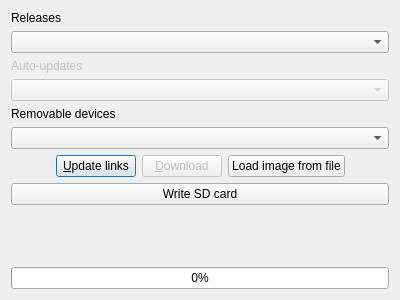
Before: the Qt Designer form installer.ui in RasPlex/rasplex-installer, drawn with Qt 5.
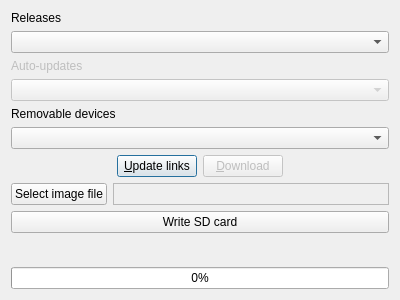
After: the same form once the commit is applied.

Commit message: Show which file is used

```diff
--- a/installer.ui
+++ b/installer.ui
@@ -83,13 +83,6 @@
        </property>
       </widget>
      </item>
-     <item>
-      <widget class="QPushButton" name="loadButton">
-       <property name="text">
-        <string>Load image from file</string>
-       </property>
-      </widget>
-     </item>
      <item>
       <spacer name="horizontalSpacer">
        <property name="orientation">
@@ -105,6 +98,30 @@
      </item>
     </layout>
    </item>
+   <item>
+    <layout class="QFormLayout" name="formLayout">
+     <item row="0" column="0">
+      <widget class="QPushButton" name="loadButton">
+       <property name="text">
+        <string>Select image file</string>
+       </property>
+      </widget>
+     </item>
+     <item row="0" column="1">
+      <widget class="QLabel" name="fileNameLabel">
+       <property name="frameShape">
+        <enum>QFrame::StyledPanel</enum>
+       </property>
+       <property name="frameShadow">
+        <enum>QFrame::Sunken</enum>
+       </property>
+       <property name="text">
+        <string/>
+       </property>
+      </widget>
+     </item>
+    </layout>
+   </item>
    <item>
     <widget class="QPushButton" name="writeButton">
      <property name="text">
```
The commit also changes 2 other files.
